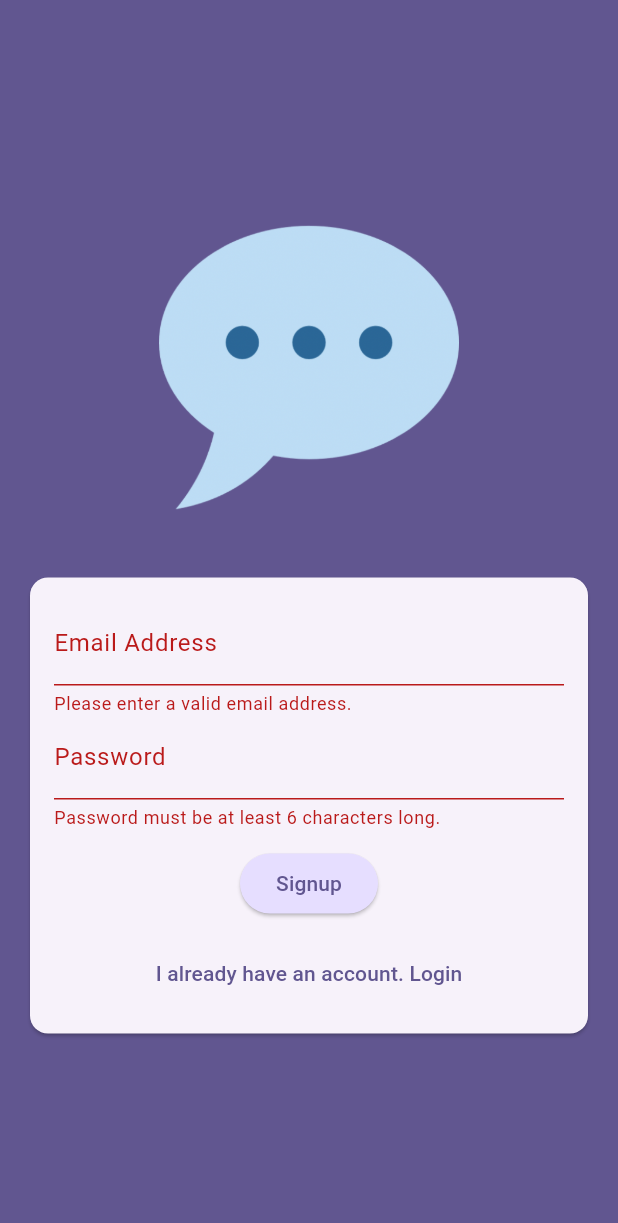
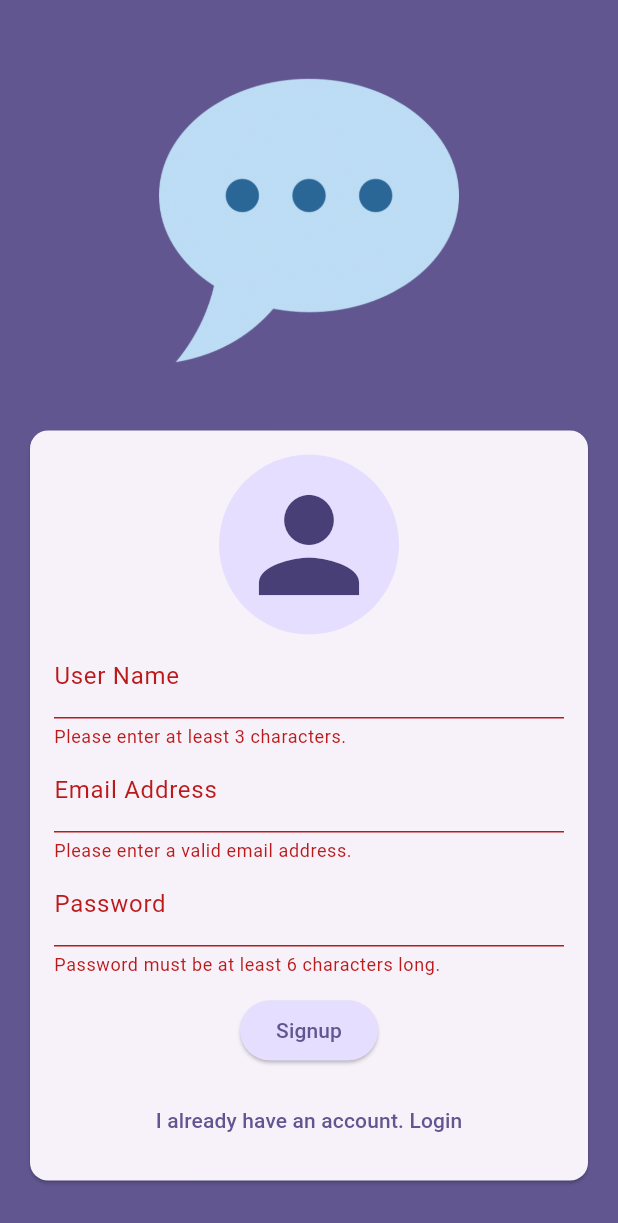
Before and after one commit to tahmidulislamfahim/chat_app, a Flutter app: the screen it shows after launch, after a tap on "Login", after a tap on "Create an Account", after a tap on "Signup", on a phone screen of 412 x 824 dp. Shown: the top 1223 px of the screen. Run offline on Flutter 3.47's test engine with Material 3 defaults, Android fonts, the phone set to English and light mode, and no system bars; our stand-ins replace cloud_firestore, firebase_auth, firebase_core; accounts and stored records are empty.

Commit message:
Implement authentication flow with Firebase and add chat functionality

```diff
--- a/lib/app/app.dart
+++ b/lib/app/app.dart
@@ -1,4 +1,7 @@
 import 'package:chat_app/auth/auth_screen.dart';
+import 'package:chat_app/screens/chat.dart';
+import 'package:chat_app/screens/splash_screen.dart';
+import 'package:firebase_auth/firebase_auth.dart';
 import 'package:flutter/material.dart';
 
 class App extends StatelessWidget {
@@ -15,7 +18,18 @@ class App extends StatelessWidget {
         ),
         useMaterial3: true,
       ),
-      home: AuthScreen(),
+      home: StreamBuilder(
+        stream: FirebaseAuth.instance.authStateChanges(),
+        builder: (context, snapshot) {
+          if (snapshot.connectionState == ConnectionState.waiting) {
+            return SplashScreen();
+          }
+          if (snapshot.hasData) {
+            return ChatScreen();
+          }
+          return AuthScreen();
+        },
+      ),
     );
   }
 }
--- a/lib/auth/auth_screen.dart
+++ b/lib/auth/auth_screen.dart
@@ -1,4 +1,8 @@
+import 'package:cloud_firestore/cloud_firestore.dart';
+import 'package:firebase_auth/firebase_auth.dart';
 import 'package:flutter/material.dart';
+
+final _firebase = FirebaseAuth.instance;
 
 class AuthScreen extends StatefulWidget {
   const AuthScreen({super.key});
@@ -12,12 +16,43 @@ class _AuthScreenState extends State<AuthScreen> {
   var _isLogin = true;
   var _enteredEmail = '';
   var _enteredPassword = '';
-  void _submit() {
+  var _enteredUsername = '';
+  var isAuthenticating = false;
+
+  void _submit() async {
     final isValid = _form.currentState!.validate();
-    if (isValid) {
+
+    if (!isValid) {
+      return;
+    }
     _form.currentState!.save();
-      print(_enteredEmail);
-      print(_enteredPassword);
+    try {
+      setState(() {
+        isAuthenticating = true;
+      });
+      if (_isLogin) {
+        final userCredential = await _firebase.signInWithEmailAndPassword(
+          email: _enteredEmail,
+          password: _enteredPassword,
+        );
+      } else {
+        final userCredentials = await _firebase.createUserWithEmailAndPassword(
+          email: _enteredEmail,
+          password: _enteredPassword,
+        );
+        await FirebaseFirestore.instance
+            .collection('users')
+            .doc(userCredentials.user!.uid)
+            .set({'username': _enteredUsername, 'email': _enteredEmail});
+      }
+    } on FirebaseAuthException catch (error) {
+      ScaffoldMessenger.of(context).clearSnackBars();
+      ScaffoldMessenger.of(context).showSnackBar(
+        SnackBar(content: Text(error.message ?? 'Authentication failed.')),
+      );
+      setState(() {
+        isAuthenticating = false;
+      });
     }
   }
 
@@ -50,6 +85,33 @@ class _AuthScreenState extends State<AuthScreen> {
                       child: Column(
                         mainAxisSize: MainAxisSize.min,
                         children: [
+                          if (!_isLogin)
+                            CircleAvatar(
+                              radius: 60, // Circle diameter will be 100
+                              child: Icon(
+                                Icons.person,
+                                size: 100, // Make the icon bigger
+                              ),
+                            ),
+                          if (!_isLogin)
+                            TextFormField(
+                              decoration: const InputDecoration(
+                                labelText: 'User Name',
+                              ),
+                              textCapitalization: TextCapitalization.none,
+                              enableSuggestions: false,
+                              validator: (value) {
+                                if (value == null ||
+                                    value.isEmpty ||
+                                    value.trim().length < 3) {
+                                  return 'Please enter at least 3 characters.';
+                                }
+                                return null;
+                              },
+                              onSaved: (value) {
+                                _enteredUsername = value!;
+                              },
+                            ),
                           TextFormField(
                             decoration: const InputDecoration(
                               labelText: 'Email Address',
@@ -85,6 +147,8 @@ class _AuthScreenState extends State<AuthScreen> {
                             },
                           ),
                           const SizedBox(height: 12),
+                          if (isAuthenticating) CircularProgressIndicator(),
+                          if (!isAuthenticating)
                             ElevatedButton(
                               onPressed: _submit,
                               style: ElevatedButton.styleFrom(
@@ -95,6 +159,7 @@ class _AuthScreenState extends State<AuthScreen> {
                               child: Text(_isLogin ? 'Login' : 'Signup'),
                             ),
                           const SizedBox(height: 12),
+                          if (!isAuthenticating)
                             TextButton(
                               onPressed: () {
                                 setState(() {
--- a/lib/main.dart
+++ b/lib/main.dart
@@ -1,5 +1,5 @@
 import 'package:chat_app/app/app.dart';
-import 'package:chat_app/firebase_options.dart';
+import 'package:chat_app/firebase/firebase_options.dart';
 import 'package:firebase_core/firebase_core.dart';
 import 'package:flutter/material.dart';
 
--- /dev/null
+++ b/lib/screens/splash_screen.dart
@@ -0,0 +1,12 @@
+import 'package:flutter/material.dart';
+
+class SplashScreen extends StatelessWidget {
+  const SplashScreen({super.key});
+
+  @override
+  Widget build(BuildContext context) {
+    return Scaffold(
+      body: Center(child: Text('Loading...', style: TextStyle(fontSize: 24))),
+    );
+  }
+}
--- a/pubspec.yaml
+++ b/pubspec.yaml
@@ -36,6 +36,8 @@ dependencies:
   cupertino_icons: ^1.0.8
   firebase_core: ^4.1.0
   firebase_auth: ^6.0.2
+  cloud_firestore: ^6.0.1
+  firebase_messaging: ^16.0.2
 
 dev_dependencies:
   flutter_test:
```
Also changed, not shown: lib/screens/chat.dart (added, +34 -0 lines), lib/widgets/chat_messages.dart (added, +76 -0 lines), lib/widgets/message_bubble.dart (added, +83 -0 lines), lib/widgets/new_message.dart (added, +73 -0 lines), lib/firebase/firebase_options.dart (renamed from lib/firebase_options.dart), pubspec.lock, 3 other files. Lines whose indentation alone changed are shown as unchanged.
